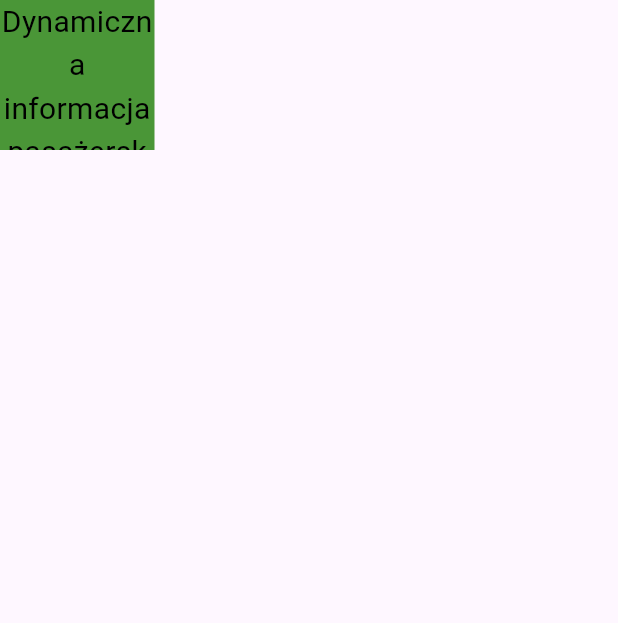
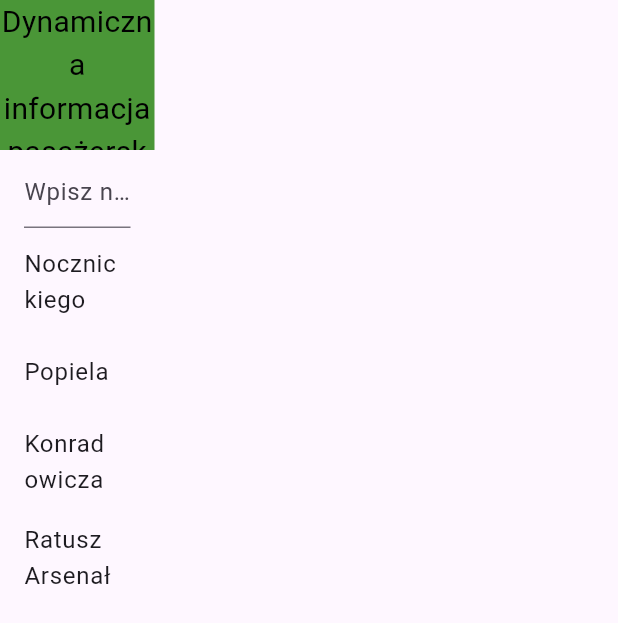
Before and after one commit to mrkuba1/WarsawTransApp, a Flutter app: the screen it shows after launch, on a phone screen of 412 x 824 dp. Shown: the top 623 px of the screen. Run offline on Flutter 3.47's test engine with Material 3 defaults, Android fonts, the phone set to English and light mode, and no system bars; our stand-ins replace responsive_builder.

Commit message:
dodanie search baru

```diff
--- a/warsawtransapp/lib/pages/home.dart
+++ b/warsawtransapp/lib/pages/home.dart
@@ -1,6 +1,7 @@
 import 'package:flutter/material.dart';
 import 'package:warsawtransapp/widgets/nav_bus_widget.dart';
 import 'package:warsawtransapp/widgets/nav_widget.dart';
+import 'package:warsawtransapp/widgets/search_busstop_widget.dart';
 
 class Home extends StatefulWidget {
   const Home({super.key});
@@ -51,6 +52,20 @@ class _HomeState extends State<Home> {
               children: [
                 SizedBox(
                   width: MediaQuery.of(context).size.width / 4,
+                  height: 500,
+                  child: BusStopsSearch (),
+                ),
+                SizedBox(
+                  width: MediaQuery.of(context).size.width / (4 / 3),
+                  height: 10,
+                  //puste bo to rzad z wyszukiwarka
+                ),
+              ],
+            ),
+            Row(
+              children: [
+                SizedBox(
+                  width: MediaQuery.of(context).size.width / 4,
                   height: MediaQuery.of(context).size.height / (4 / 3),
                 ),
                 SizedBox(
--- /dev/null
+++ b/warsawtransapp/lib/widgets/search_busstop_widget.dart
@@ -0,0 +1,76 @@
+import 'package:flutter/material.dart';
+
+class BusStopsSearch extends StatefulWidget {
+  @override
+  _BusStopsSearchState createState() => _BusStopsSearchState();
+}
+
+class _BusStopsSearchState extends State<BusStopsSearch> {
+  TextEditingController _searchController = TextEditingController();
+  // tutaj lista stringow z przystankami
+  List<String> busStopsList = [
+    // przykladowe przystanki
+    "Nocznickiego",
+    "Popiela",
+    "Konradowicza",
+    "Ratusz Arsenał",
+    "Metro Młociny",
+    "Metro Bemowo",
+    "Metro Centrum",
+    "Podkowińska",
+    "Kościuszki Szkoła"
+  ];
+  List<String> filteredBusStopsList = [];
+
+  @override
+  void initState() {
+  super.initState();
+  // Domyślnie pokazujemy tylko 4 propozycje
+  filteredBusStopsList = busStopsList.sublist(0, 4);
+  _searchController.addListener(() {
+    filterBusStopsList();
+  });
+}
+
+  // wyszukuje wszystie przystanki ktore aktualnie wpisywany skrot w sobie
+  void filterBusStopsList() {
+  setState(() {
+    String query = _searchController.text.toLowerCase();
+    filteredBusStopsList = busStopsList.where((stop) {
+      return stop.toLowerCase().contains(query);
+    }).toList();
+
+    // ograniczenie zeby byly wyswietlane w proponowanych tylko 4 przystanki
+    if (filteredBusStopsList.length > 4) {
+      filteredBusStopsList = filteredBusStopsList.sublist(0, 4);
+    }
+  });
+}
+@override
+Widget build(BuildContext context) {
+  return Scaffold(
+    appBar: AppBar(
+      title: TextField(
+        controller: _searchController,
+        decoration: InputDecoration(
+          hintText: 'Wpisz nazwe przystanku',
+        ),
+      ),
+    ),
+    body: ListView.builder(
+      itemCount: filteredBusStopsList.length,
+      itemBuilder: (BuildContext context, int index) {
+        return ListTile(
+          title: Text(filteredBusStopsList[index]),
+          onTap: () {
+            // Po kliknięciu przystanku jego nazwa wskakuje do pola wpisywania
+            _searchController.text = filteredBusStopsList[index];
+            // Tutaj możesz dodać dodatkowe akcje po wybraniu przystanku
+            print('Selected bus stop: ${filteredBusStopsList[index]}');
+          },
+        );
+      },
+    ),
+  );
+}
+}
```
